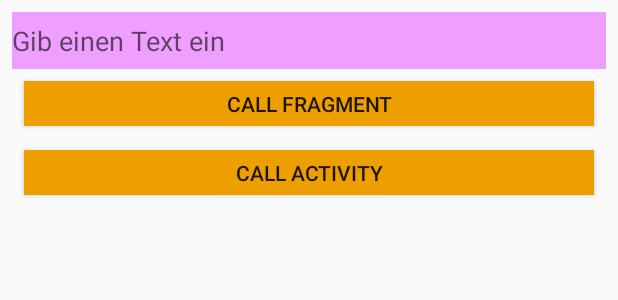
After one commit to haslxxx/MyExercise1_2ndTry, an Android app: the layout fragment_main.xml on its own in the app's theme, with its tools: preview values and no code run, on a phone screen of 412 x 824 dp. The commit adds this screen. Shown: the top 300 px of the screen. Run offline under Robolectric (Android 15) with nearby library versions, the phone set to English and light mode, and no system bars.

Commit message:
Status: avtivity_main.xml, fragment_main.xml rudimentär fertig. Fehler in MainActivity.java

```diff
--- /dev/null
+++ b/app/src/main/res/layout/fragment_main.xml
@@ -0,0 +1,37 @@
+<?xml version="1.0" encoding="utf-8"?>
+<LinearLayout
+    xmlns:android="http://schemas.android.com/apk/res/android"
+    android:layout_width="match_parent"
+    android:padding="8dp"
+    android:layout_height="match_parent"
+    android:orientation="vertical"
+    >
+
+    <EditText
+        android:id="@+id/textField"
+        android:layout_width="match_parent"
+        android:layout_height="38dp"
+        android:background="#ee9fff"
+        android:hint="Gib einen Text ein" />
+
+    <Button
+        android:id="@+id/button_fragment"
+        android:layout_width="match_parent"
+        android:layout_height="30dp"
+        android:text="Call Fragment"
+        android:background="#ee9f00"
+        android:layout_margin="8dp"
+        android:layout_marginTop="16dp"
+
+        />
+
+    <Button
+        android:id="@+id/button_activity"
+        android:layout_width="match_parent"
+        android:layout_height="30dp"
+        android:text="Call Activity"
+        android:background="#ee9f00"
+        android:layout_margin="8dp"
+        />
+
+</LinearLayout>
```
Also changed, not shown: app/src/main/java/com/example/ego/and_exercise1_ganzselbst/MainActivity.java (+9 -0 lines), app/src/main/java/com/example/ego/and_exercise1_ganzselbst/Main_Fragmentum.java (added, +10 -0 lines), app/src/main/res/layout/activity_main.xml (+5 -15 lines).
